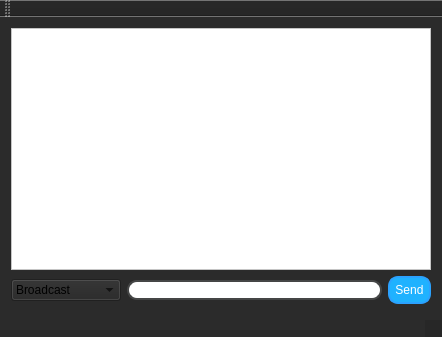
First picture: the form in ServerSide/mainwindow.ui, repository Kalito98/NETB380-Client-Server-Dictionary, before the edit.
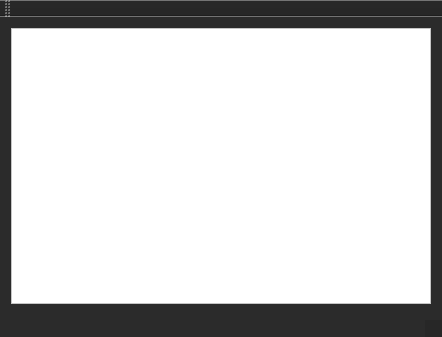
Second picture: the form after the edit.

Commit message: finished work on ui, TODO- connect with queries and we are ready to go

Patch:
```diff
--- a/ServerSide/mainwindow.ui
+++ b/ServerSide/mainwindow.ui
@@ -18,68 +18,13 @@
   </property>
   <widget class="QWidget" name="centralWidget">
    <layout class="QGridLayout" name="gridLayout">
-    <item row="1" column="2">
-     <widget class="QPushButton" name="pushButton_sendMessage">
-      <property name="minimumSize">
-       <size>
-        <width>0</width>
-        <height>0</height>
-       </size>
-      </property>
-      <property name="styleSheet">
-       <string notr="true">background-color: rgb(31, 178, 255);
-color:white;
-border-width: 2px;
-border-style: solid;
-border-color: rgb(43, 162, 255);
-border-radius: 10px;
-padding: 5px;
-</string>
-      </property>
-      <property name="text">
-       <string>Send</string>
-      </property>
-     </widget>
-    </item>
-    <item row="0" column="0" colspan="3">
+    <item row="0" column="0" colspan="2">
      <widget class="QTextBrowser" name="textBrowser_receivedMessages">
       <property name="styleSheet">
        <string notr="true">background-color: rgb(255, 255, 255);</string>
       </property>
      </widget>
     </item>
-    <item row="1" column="0">
-     <widget class="QComboBox" name="comboBox_receiver">
-      <property name="minimumSize">
-       <size>
-        <width>110</width>
-        <height>0</height>
-       </size>
-      </property>
-      <item>
-       <property name="text">
-        <string>Broadcast</string>
-       </property>
-      </item>
-     </widget>
-    </item>
-    <item row="1" column="1">
-     <widget class="QLineEdit" name="lineEdit_message">
-      <property name="minimumSize">
-       <size>
-        <width>150</width>
-        <height>0</height>
-       </size>
-      </property>
-      <property name="styleSheet">
-       <string notr="true">background-color: rgb(255, 255, 255);
-border-width: 2px;
-border-style: solid;
-border-color: rgb(69, 70, 70);
-border-radius: 10px;</string>
-      </property>
-     </widget>
-    </item>
    </layout>
   </widget>
   <widget class="QMenuBar" name="menuBar">
```
The commit also changes 2 other files.
